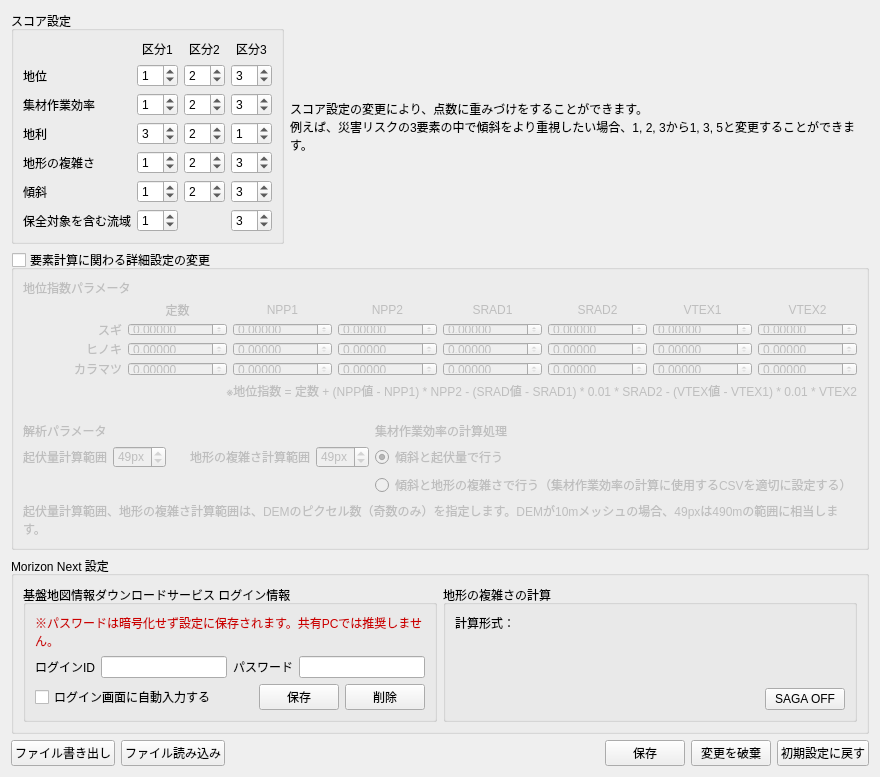
Above: forest_zoning_settings_dialog.ui from raw-slnc/morizon_next before the change. Below: the same form after it.
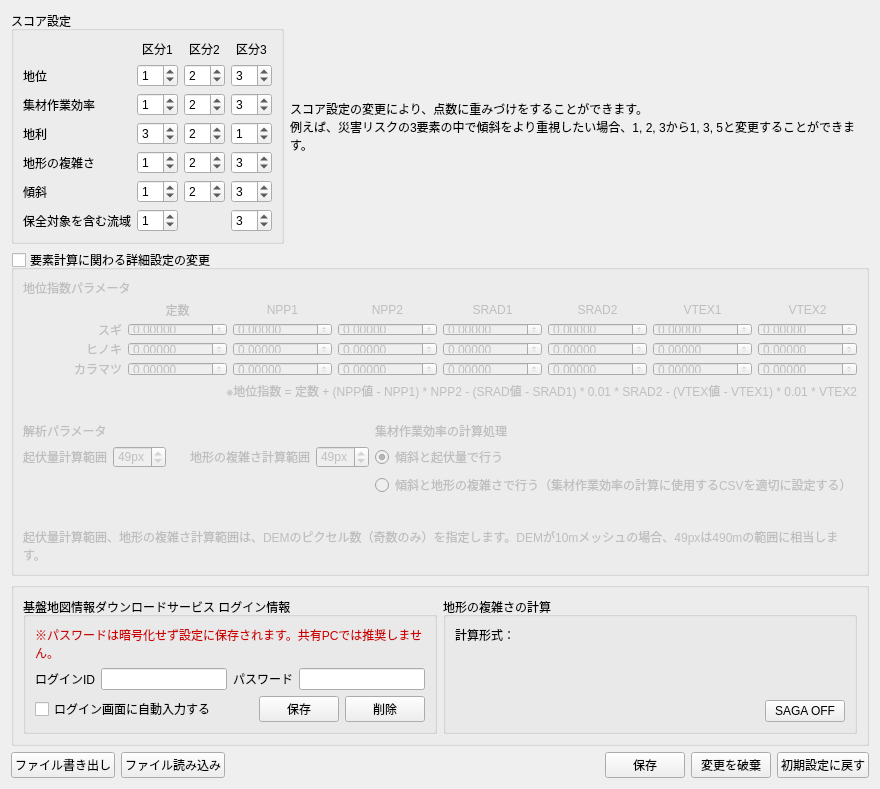
That is the form after the change.

Commit message:
0.1.7：Morizon Next の設定を「Next設定」タブへ、針葉樹の値の表示で画面が動かないように
- 設定タブ内の「スコア」「要素計算」タブをやめ、Morizon Next の設定をメイン画面の「Next設定」タブへ移す（原版由来の設定は「設定」タブに残す）
- 解析パラメータの入力欄と説明文の間に1行分の余白を置く
- ゾーン統計量：針葉樹とみなす値の表示を常に1行分取り、長いときは省略して全文はツールチップに出す（チェックの切り替えで画面の大きさが変わらない）
- 地形の複雑さの進捗の段階名を「曲率（標準偏差）」に
- README：SAGA の切り替えの場所を「Next設定」タブに

What changed in the file:
```diff
--- a/forest_zoning_settings_dialog.ui
+++ b/forest_zoning_settings_dialog.ui
@@ -376,7 +376,7 @@
      <item>
       <widget class="QLabel" name="label_14">
        <property name="sizePolicy">
-        <sizepolicy hsizetype="Expanding" vsizetype="Preferred">
+        <sizepolicy hsizetype="Expanding" vsizetype="Fixed">
          <horstretch>0</horstretch>
          <verstretch>0</verstretch>
         </sizepolicy>
@@ -399,6 +399,12 @@
    </item>
    <item>
     <widget class="QGroupBox" name="groupBox_3">
+     <property name="sizePolicy">
+      <sizepolicy hsizetype="Preferred" vsizetype="Fixed">
+       <horstretch>0</horstretch>
+       <verstretch>0</verstretch>
+      </sizepolicy>
+     </property>
      <property name="title">
       <string>要素計算に関わる詳細設定の変更</string>
      </property>
@@ -962,6 +968,22 @@
         </item>
        </layout>
       </item>
+      <item>
+       <widget class="QWidget" name="settingsCalculationRangeDescriptionTopSpacer">
+        <property name="sizePolicy">
+         <sizepolicy hsizetype="Preferred" vsizetype="Fixed">
+          <horstretch>0</horstretch>
+          <verstretch>0</verstretch>
+         </sizepolicy>
+        </property>
+        <property name="minimumSize">
+         <size>
+          <width>0</width>
+          <height>20</height>
+         </size>
+        </property>
+       </widget>
+      </item>
       <item>
        <widget class="QLabel" name="settingsCalculationRangeDescriptionLabel">
         <property name="text">
@@ -978,7 +1000,7 @@
    <item>
     <widget class="QGroupBox" name="morizonNextSettingsGroupBox">
      <property name="title">
-      <string>Morizon Next 設定</string>
+      <string/>
      </property>
      <layout class="QHBoxLayout" name="horizontalLayout_mnx" stretch="1,1">
       <item>
```
Left out of the diff: 2 changed lines with no effect on the pictures. The commit also changes 4 other files.
